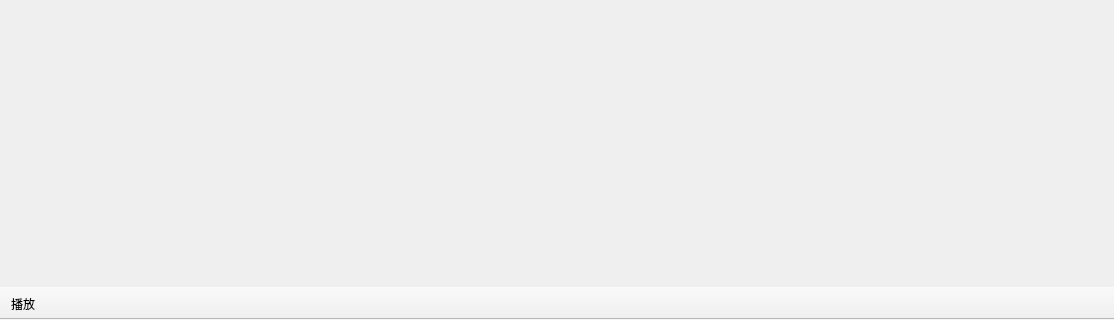
Old version of the form resources/application.ui in the repository maokeduolai/AstraPlay; both pictures show x 0 to 1114 and y 287 to 607 of the 1114 by 607 pixel window.
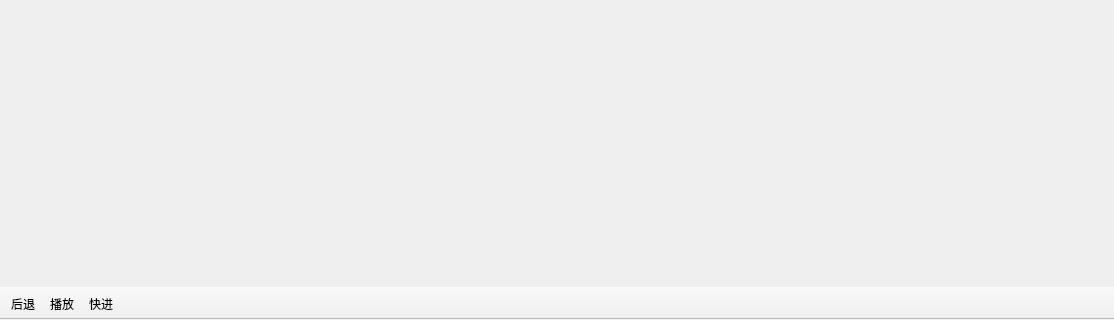
New version of the form. Icons and pictures are not drawn.

Commit message: 1. 添加了图标资源文件，整合进了icons.qrc中 2. 完成了图形界面的构建，实现了鼠标移入移出显示隐藏工具栏 3. 完成了音量滑块移动设置音量的一系列信号与槽机制

```diff
--- a/resources/application.ui
+++ b/resources/application.ui
@@ -115,13 +115,21 @@
    <property name="movable">
     <bool>false</bool>
    </property>
+   <property name="iconSize">
+    <size>
+     <width>32</width>
+     <height>32</height>
+    </size>
+   </property>
    <attribute name="toolBarArea">
     <enum>BottomToolBarArea</enum>
    </attribute>
    <attribute name="toolBarBreak">
     <bool>false</bool>
    </attribute>
+   <addaction name="ToolBack"/>
    <addaction name="ToolPlay"/>
+   <addaction name="ToolForward"/>
   </widget>
   <action name="action">
    <property name="text">
@@ -261,6 +269,30 @@
     <string>播放</string>
    </property>
   </action>
+  <action name="ToolBack">
+   <property name="icon">
+    <iconset resource="icons.qrc">
+     <normaloff>:/icons/icons/left-arrow.png</normaloff>:/icons/icons/left-arrow.png</iconset>
+   </property>
+   <property name="text">
+    <string>后退</string>
+   </property>
+   <property name="toolTip">
+    <string>后退</string>
+   </property>
+  </action>
+  <action name="ToolForward">
+   <property name="icon">
+    <iconset resource="icons.qrc">
+     <normaloff>:/icons/icons/right-arrow.png</normaloff>:/icons/icons/right-arrow.png</iconset>
+   </property>
+   <property name="text">
+    <string>快进</string>
+   </property>
+   <property name="toolTip">
+    <string>快进</string>
+   </property>
+  </action>
  </widget>
  <resources/>
  <connections/>
```
Left out of the diff: 25 changed lines with no effect on the pictures. The commit also changes 10 other files.
